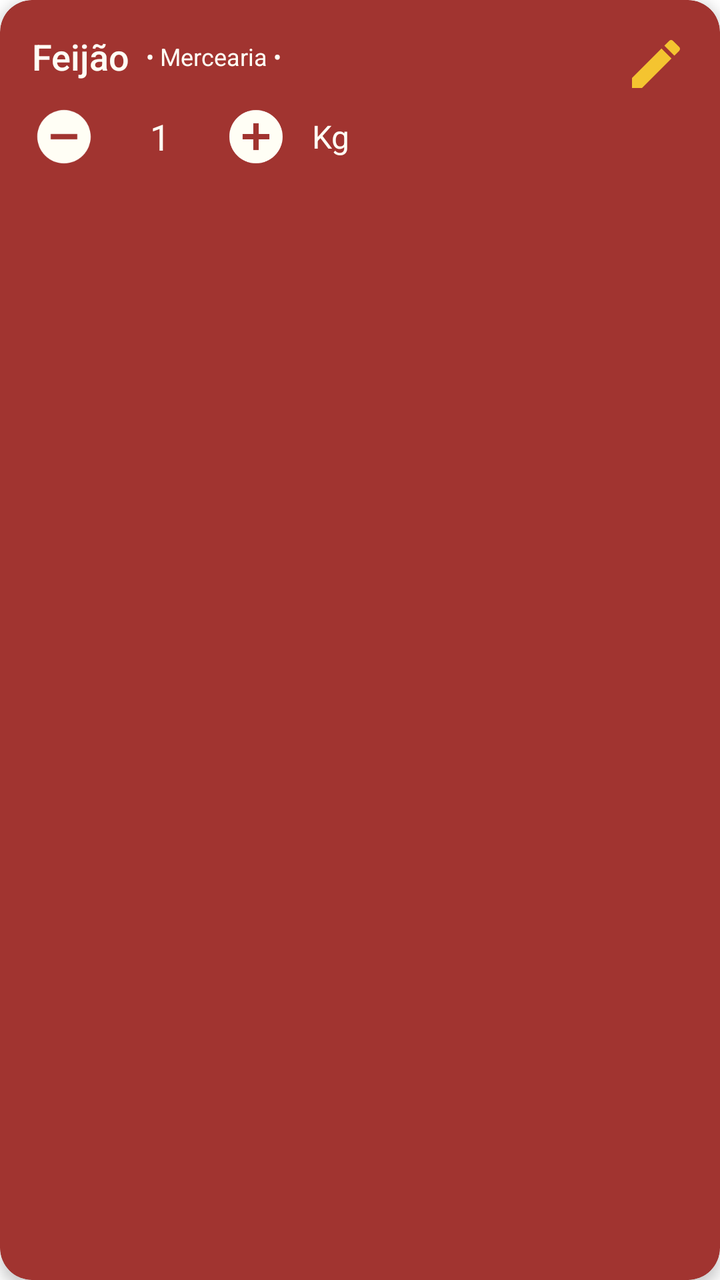
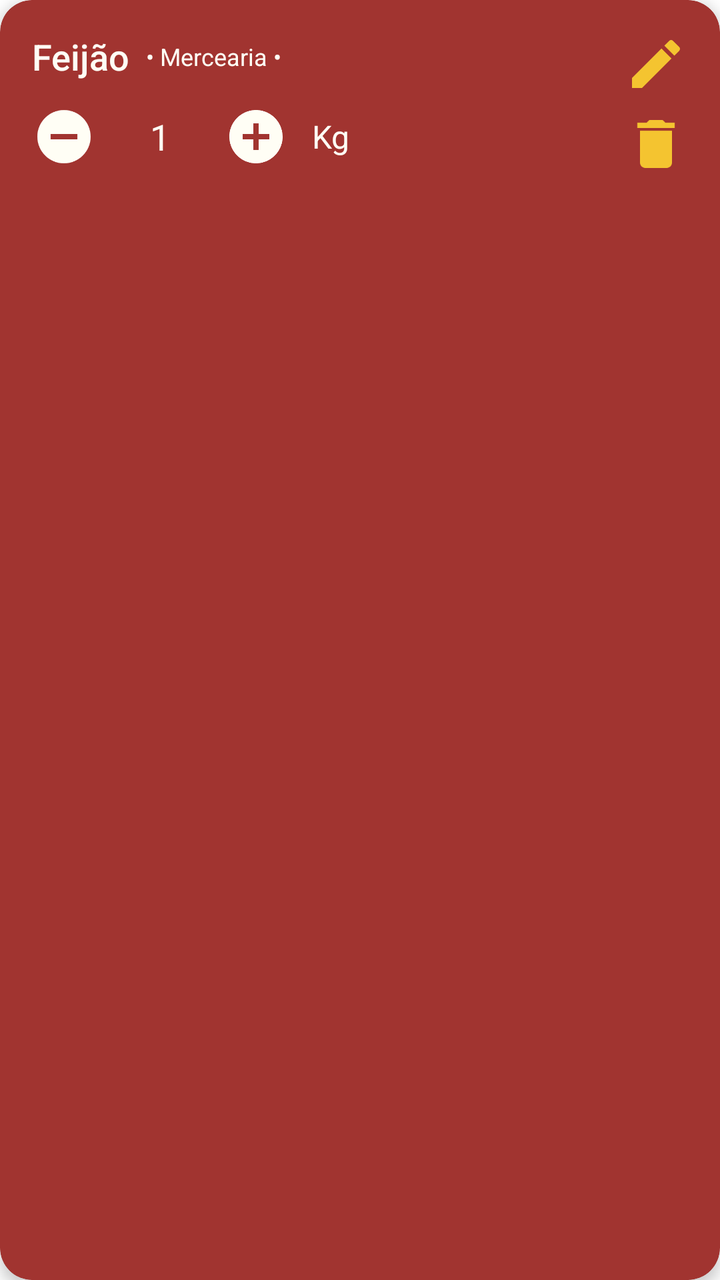

The first picture is an Android layout as it rendered before a commit; the second is the same layout after the commit. The layout source and the unified diff follow.
<!-- AndroidManifest.xml: application theme Theme.ListaFacil -->
<!-- res/layout/item_list_row.xml -->
<?xml version="1.0" encoding="utf-8"?>
<com.google.android.material.card.MaterialCardView
    xmlns:android="http://schemas.android.com/apk/res/android"
    xmlns:app="http://schemas.android.com/apk/res-auto"
    android:layout_width="match_parent"
    android:layout_height="wrap_content"
    app:cardBackgroundColor="@color/background_card"
    app:cardCornerRadius="16dp"
    app:cardElevation="4dp"
    android:layout_marginBottom="12dp">

    <androidx.constraintlayout.widget.ConstraintLayout
        android:layout_width="match_parent"
        android:layout_height="wrap_content"
        android:padding="16dp">

        <TextView
            android:id="@+id/tvItemName"
            android:layout_width="wrap_content"
            android:layout_height="wrap_content"
            android:text="Feijão"
            android:textSize="18sp"
            android:textColor="@color/text_white"
            android:fontFamily="sans-serif-medium"
            app:layout_constraintTop_toTopOf="parent"
            app:layout_constraintStart_toStartOf="parent" />

        <TextView
            android:id="@+id/tvCategory"
            android:layout_width="wrap_content"
            android:layout_height="wrap_content"
            android:text="• Mercearia •"
            android:textSize="12sp"
            android:textColor="@color/text_white"
            android:layout_marginStart="8dp"
            app:layout_constraintTop_toTopOf="@id/tvItemName"
            app:layout_constraintBottom_toBottomOf="@id/tvItemName"
            app:layout_constraintStart_toEndOf="@id/tvItemName" />

        <ImageView
            android:id="@+id/ivEdit"
            android:layout_width="32dp"
            android:layout_height="32dp"
            android:src="@drawable/ic_edit"
            app:tint="@color/accent_gold"
            app:layout_constraintTop_toTopOf="parent"
            app:layout_constraintEnd_toEndOf="parent"
            android:contentDescription="Editar" />

        <LinearLayout
            android:id="@+id/llQuantityControl"
            android:layout_width="wrap_content"
            android:layout_height="wrap_content"
            android:orientation="horizontal"
            android:gravity="center_vertical"
            android:layout_marginTop="12dp"
            app:layout_constraintTop_toBottomOf="@id/tvItemName"
            app:layout_constraintStart_toStartOf="parent">

            <ImageView
                android:id="@+id/ivMinus"
                android:layout_width="32dp"
                android:layout_height="32dp"
                android:src="@drawable/ic_minus_circle"
                app:tint="@color/text_white"
                android:contentDescription="Diminuir" />

            <TextView
                android:id="@+id/tvQuantity"
                android:layout_width="48dp"
                android:layout_height="wrap_content"
                android:text="1"
                android:textSize="18sp"
                android:textColor="@color/text_white"
                android:gravity="center"
                android:layout_marginStart="8dp"
                android:layout_marginEnd="8dp" />

            <ImageView
                android:id="@+id/ivPlus"
                android:layout_width="32dp"
                android:layout_height="32dp"
                android:src="@drawable/ic_plus_circle"
                app:tint="@color/text_white"
                android:contentDescription="Aumentar" />

            <TextView
                android:id="@+id/tvUnit"
                android:layout_width="wrap_content"
                android:layout_height="wrap_content"
                android:text="Kg"
                android:textSize="16sp"
                android:textColor="@color/text_white"
                android:layout_marginStart="12dp" />

        </LinearLayout>

    </androidx.constraintlayout.widget.ConstraintLayout>

</com.google.android.material.card.MaterialCardView>
<!-- resources referenced by this layout -->
<resources>
  <color name="accent_gold">#F4C430</color>
  <color name="background_card">#A13430</color>
  <color name="text_white">#FFFEF5</color>
  <!-- drawable ic_edit (drawable) -->
  <vector xmlns:android="http://schemas.android.com/apk/res/android"
      android:width="24dp"
      android:height="24dp"
      android:viewportWidth="24"
      android:viewportHeight="24">
      <path
          android:fillColor="@color/accent_gold"
          android:pathData="M3,17.25V21h3.75L17.81,9.94l-3.75,-3.75L3,17.25zM20.71,7.04c0.39,-0.39 0.39,-1.02 0,-1.41l-2.34,-2.34c-0.39,-0.39 -1.02,-0.39 -1.41,0l-1.83,1.83 3.75,3.75 1.83,-1.83z"/>
  </vector>
  <!-- drawable ic_minus_circle (drawable) -->
  <vector xmlns:android="http://schemas.android.com/apk/res/android"
      android:width="24dp"
      android:height="24dp"
      android:viewportWidth="24"
      android:viewportHeight="24">
      <path
          android:fillColor="@color/text_white"
          android:pathData="M12,2C6.48,2 2,6.48 2,12s4.48,10 10,10 10,-4.48 10,-10S17.52,2 12,2zM17,13H7v-2h10v2z"/>
  </vector>
  <!-- drawable ic_plus_circle (drawable) -->
  <vector xmlns:android="http://schemas.android.com/apk/res/android"
      android:width="24dp"
      android:height="24dp"
      android:viewportWidth="24"
      android:viewportHeight="24">
      <path
          android:fillColor="@color/text_white"
          android:pathData="M12,2C6.48,2 2,6.48 2,12s4.48,10 10,10 10,-4.48 10,-10S17.52,2 12,2zM17,13h-4v4h-2v-4H7v-2h4V7h2v4h4v2z"/>
  </vector>
  <style name="Theme.ListaFacil" parent="Theme.MaterialComponents.DayNight.NoActionBar">
          <item name="colorPrimary">@color/primary_red</item>
          <item name="colorPrimaryDark">@color/primary_dark</item>
          <item name="colorAccent">@color/accent_gold</item>
          <item name="android:statusBarColor">@color/primary_dark</item>
      </style>
  <color name="primary_red">#8B2825</color>
  <color name="primary_dark">#6B1A18</color>
</resources>

<!-- the commit's change to res/layout/item_list_row.xml (unified diff, before → after) -->
@@ -2,6 +2,7 @@
 <com.google.android.material.card.MaterialCardView
     xmlns:android="http://schemas.android.com/apk/res/android"
     xmlns:app="http://schemas.android.com/apk/res-auto"
+    xmlns:tools="http://schemas.android.com/tools"
     android:layout_width="match_parent"
     android:layout_height="wrap_content"
     app:cardBackgroundColor="@color/background_card"
@@ -18,80 +19,89 @@
             android:id="@+id/tvItemName"
             android:layout_width="wrap_content"
             android:layout_height="wrap_content"
+            android:fontFamily="sans-serif-medium"
             android:text="Feijão"
+            android:textColor="@color/text_white"
             android:textSize="18sp"
-            android:textColor="@color/text_white"
-            android:fontFamily="sans-serif-medium"
-            app:layout_constraintTop_toTopOf="parent"
-            app:layout_constraintStart_toStartOf="parent" />
+            app:layout_constraintStart_toStartOf="parent"
+            app:layout_constraintTop_toTopOf="parent" />
 
         <TextView
             android:id="@+id/tvCategory"
             android:layout_width="wrap_content"
             android:layout_height="wrap_content"
+            android:layout_marginStart="8dp"
             android:text="• Mercearia •"
+            android:textColor="@color/text_white"
             android:textSize="12sp"
-            android:textColor="@color/text_white"
-            android:layout_marginStart="8dp"
-            app:layout_constraintTop_toTopOf="@id/tvItemName"
             app:layout_constraintBottom_toBottomOf="@id/tvItemName"
-            app:layout_constraintStart_toEndOf="@id/tvItemName" />
+            app:layout_constraintStart_toEndOf="@id/tvItemName"
+            app:layout_constraintTop_toTopOf="@id/tvItemName" />
 
         <ImageView
             android:id="@+id/ivEdit"
             android:layout_width="32dp"
             android:layout_height="32dp"
+            android:contentDescription="Editar"
             android:src="@drawable/ic_edit"
-            app:tint="@color/accent_gold"
+            app:layout_constraintEnd_toEndOf="parent"
             app:layout_constraintTop_toTopOf="parent"
+            app:tint="@color/accent_gold" />
+
+        <ImageView
+            android:id="@+id/ivDelete"
+            android:layout_width="32dp"
+            android:layout_height="32dp"
+            android:layout_marginTop="8dp"
             app:layout_constraintEnd_toEndOf="parent"
-            android:contentDescription="Editar" />
+            app:layout_constraintTop_toBottomOf="@+id/ivEdit"
+            app:srcCompat="@drawable/ic_delete" />
 
         <LinearLayout
             android:id="@+id/llQuantityControl"
             android:layout_width="wrap_content"
             android:layout_height="wrap_content"
+            android:layout_marginTop="12dp"
+            android:gravity="center_vertical"
             android:orientation="horizontal"
-            android:gravity="center_vertical"
-            android:layout_marginTop="12dp"
-            app:layout_constraintTop_toBottomOf="@id/tvItemName"
-            app:layout_constraintStart_toStartOf="parent">
+            app:layout_constraintStart_toStartOf="parent"
+            app:layout_constraintTop_toBottomOf="@id/tvItemName">
 
             <ImageView
                 android:id="@+id/ivMinus"
                 android:layout_width="32dp"
                 android:layout_height="32dp"
+                android:contentDescription="Diminuir"
                 android:src="@drawable/ic_minus_circle"
-                app:tint="@color/text_white"
-                android:contentDescription="Diminuir" />
+                app:tint="@color/text_white" />
 
             <TextView
                 android:id="@+id/tvQuantity"
                 android:layout_width="48dp"
                 android:layout_height="wrap_content"
+                android:layout_marginStart="8dp"
+                android:layout_marginEnd="8dp"
+                android:gravity="center"
                 android:text="1"
-                android:textSize="18sp"
                 android:textColor="@color/text_white"
-                android:gravity="center"
-                android:layout_marginStart="8dp"
-                android:layout_marginEnd="8dp" />
+                android:textSize="18sp" />
 
             <ImageView
                 android:id="@+id/ivPlus"
                 android:layout_width="32dp"
                 android:layout_height="32dp"
+                android:contentDescription="Aumentar"
                 android:src="@drawable/ic_plus_circle"
-                app:tint="@color/text_white"
-                android:contentDescription="Aumentar" />
+                app:tint="@color/text_white" />
 
             <TextView
                 android:id="@+id/tvUnit"
                 android:layout_width="wrap_content"
                 android:layout_height="wrap_content"
+                android:layout_marginStart="12dp"
                 android:text="Kg"
-                android:textSize="16sp"
                 android:textColor="@color/text_white"
-                android:layout_marginStart="12dp" />
+                android:textSize="16sp" />
 
         </LinearLayout>
 
<!-- resource entries referenced after the edit -->
@@ -3,6 +3,16 @@
   <color name="accent_gold">#F4C430</color>
   <color name="background_card">#A13430</color>
   <color name="text_white">#FFFEF5</color>
+  <!-- drawable ic_delete (drawable) -->
+  <vector xmlns:android="http://schemas.android.com/apk/res/android"
+      android:width="24dp"
+      android:height="24dp"
+      android:viewportWidth="24"
+      android:viewportHeight="24">
+      <path
+          android:fillColor="@color/accent_gold"
+          android:pathData="M6,19c0,1.1 0.9,2 2,2h8c1.1,0 2,-0.9 2,-2V7H6v12zM19,4h-3.5l-1,-1h-5l-1,1H5v2h14V4z"/>
+  </vector>
   <!-- drawable ic_edit (drawable) -->
   <vector xmlns:android="http://schemas.android.com/apk/res/android"
       android:width="24dp"
